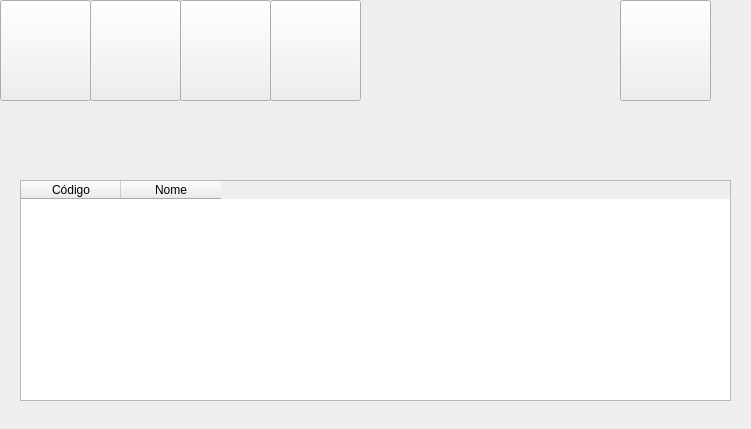
Qt form view/sistema.ui (ale0allen/sodmtz) before a commit.
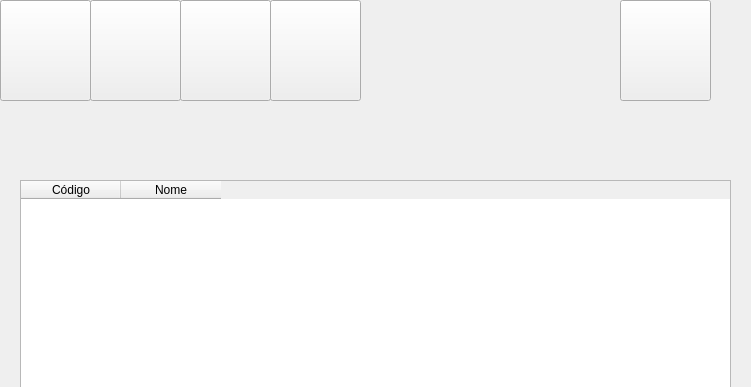
The same form after that commit. Icons and pictures are not drawn.

```diff
--- a/view/sistema.ui
+++ b/view/sistema.ui
@@ -7,7 +7,7 @@
     <x>0</x>
     <y>0</y>
     <width>751</width>
-    <height>429</height>
+    <height>387</height>
    </rect>
   </property>
   <property name="windowTitle">
```
Left out of the diff: 12 changed lines with no effect on the pictures.
